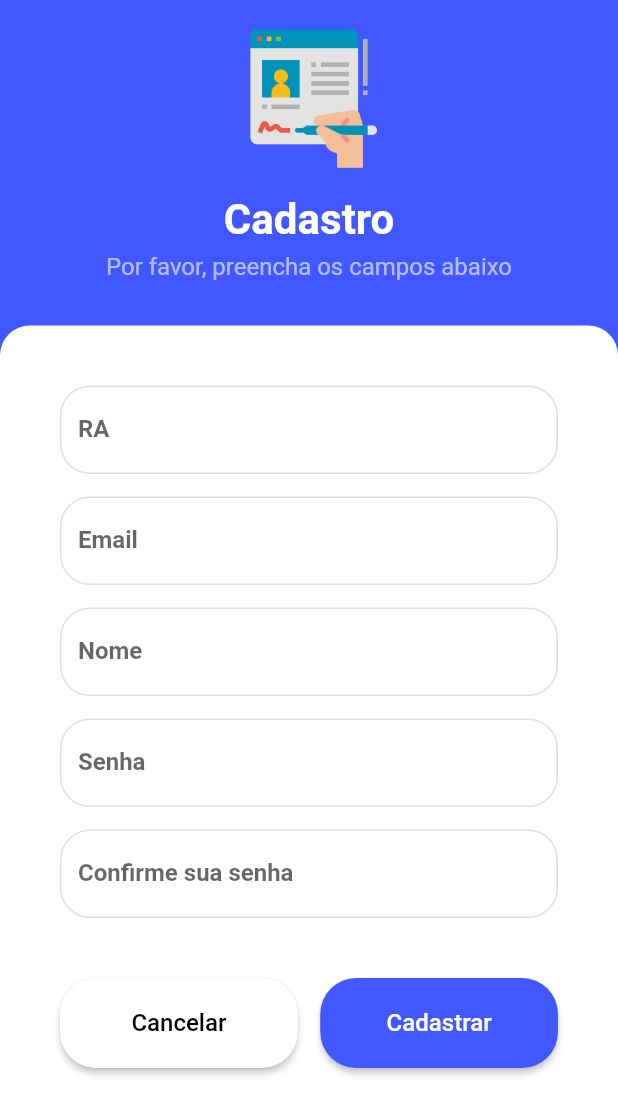
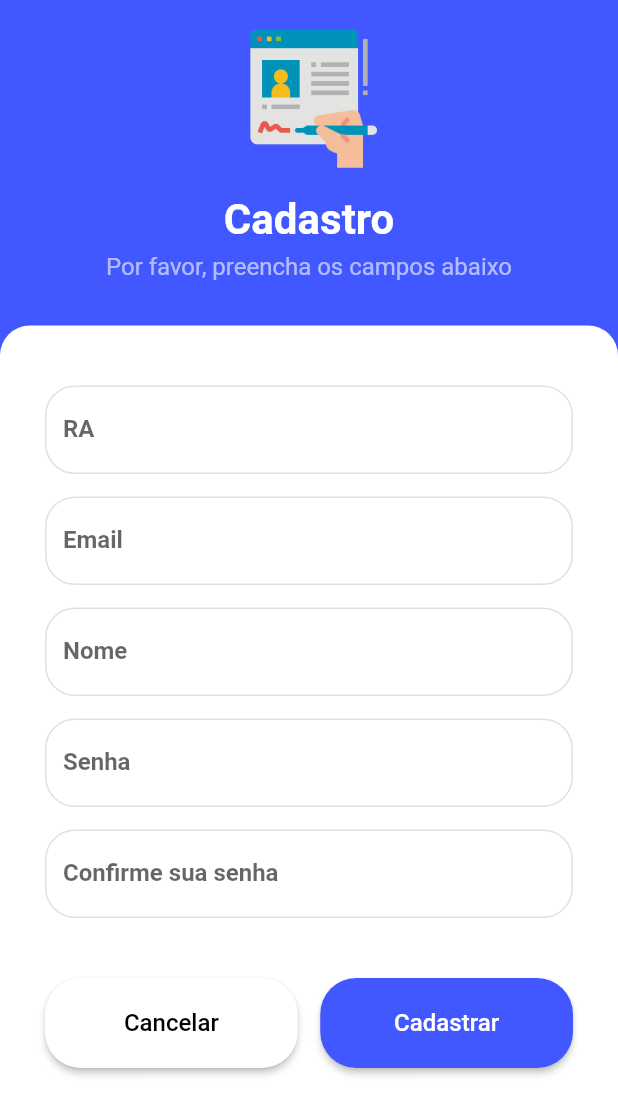
Before and after one commit to gguilherme-gritti/app-frequencia-si700, a Flutter app: the screen it shows after launch, on a phone screen of 412 x 824 dp. Shown: the top 1115 px of the screen. Run offline on Flutter 3.47's test engine with Material 2 defaults, Android fonts, the phone set to English and light mode, and no system bars.

Commit message:
change padding default

```diff
--- a/frequency/lib/screens/login.dart
+++ b/frequency/lib/screens/login.dart
@@ -25,7 +25,7 @@ class Login extends StatelessWidget {
                 ),
               ),
               Container(
-                  padding: const EdgeInsets.only(left: 40, right: 40),
+                  padding: const EdgeInsets.only(left: 30, right: 30),
                   child: const Column(
                     children: [
                       Text(
@@ -46,7 +46,7 @@ class Login extends StatelessWidget {
                     ],
                   )),
               Container(
-                padding: const EdgeInsets.only(left: 40, right: 40),
+                padding: const EdgeInsets.only(left: 30, right: 30),
                 child: Column(
                   children: [
                     const TextField(
--- a/frequency/lib/screens/register_user.dart
+++ b/frequency/lib/screens/register_user.dart
@@ -40,7 +40,7 @@ class RegisterUser extends StatelessWidget {
             Expanded(
                 child: Container(
               height: double.infinity,
-              padding: const EdgeInsets.only(left: 40, right: 40, top: 40),
+              padding: const EdgeInsets.only(left: 30, right: 30, top: 40),
               decoration: const BoxDecoration(
                 borderRadius: BorderRadius.only(
                   topLeft: Radius.circular(20.0),
```
